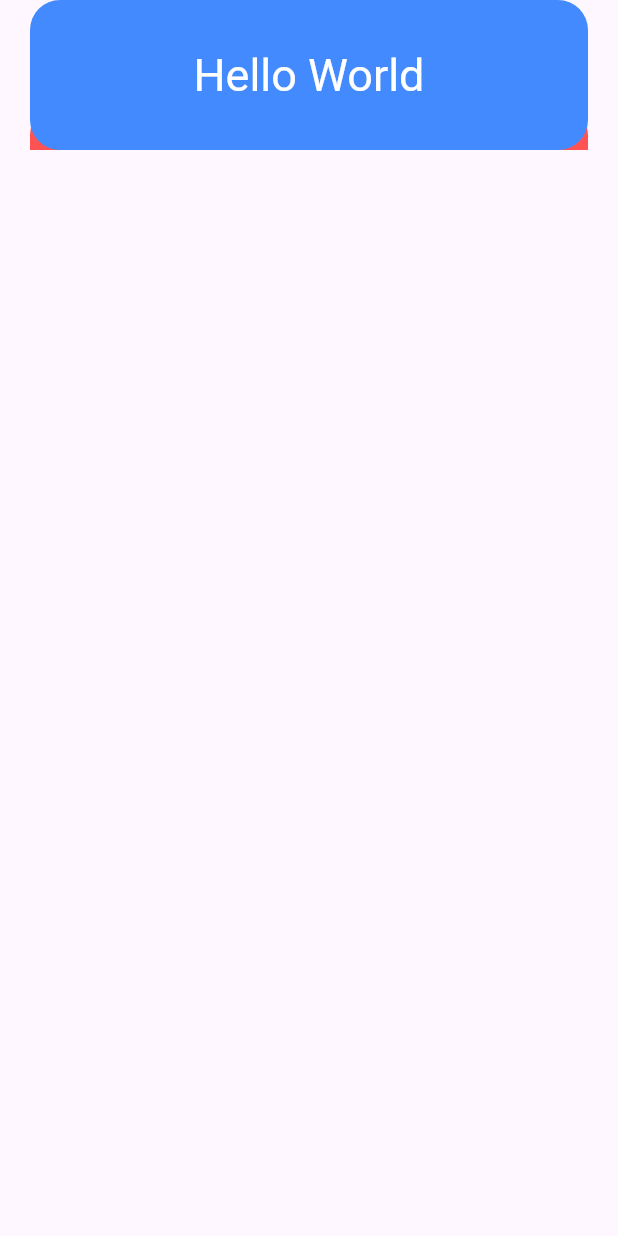
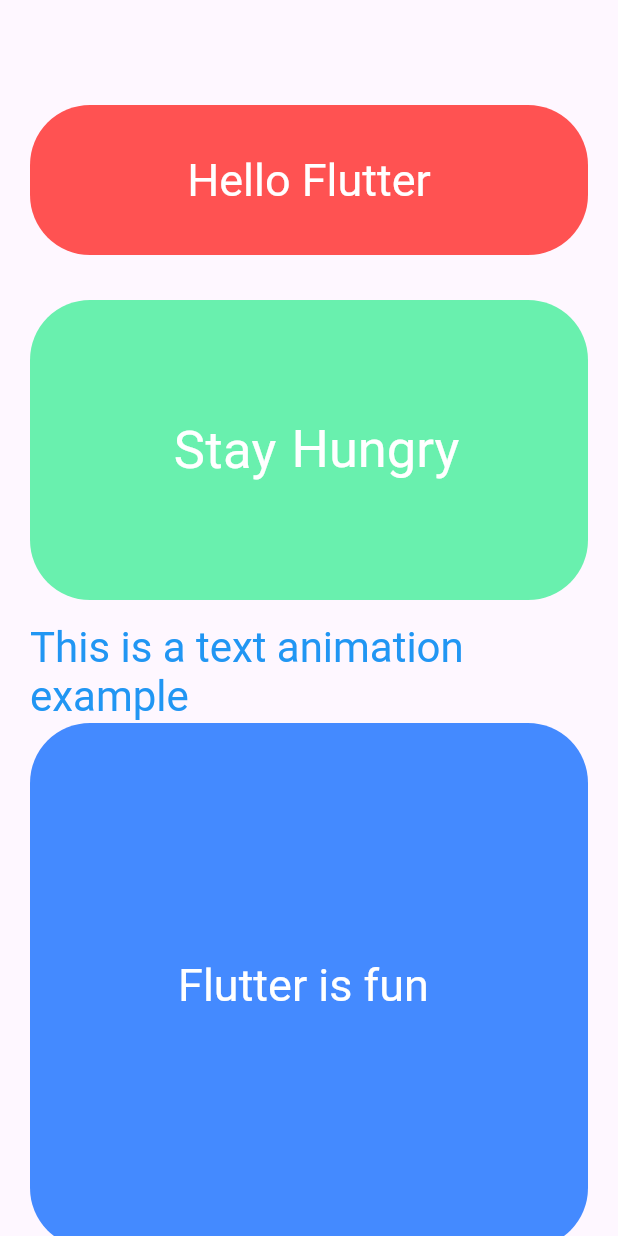
Before and after one commit to aadarshk7/text_animation, a Flutter app: the screen it shows after launch, on a phone screen of 412 x 824 dp. Run offline on Flutter 3.47's test engine with Material 3 defaults, Android fonts, the phone set to English and light mode, and no system bars; drawn by our look-alikes of animated_text_kit; Roboto replaces fonts that are missing (popin).

Commit message:
text_animation

```diff
--- a/lib/my_home_page.dart
+++ b/lib/my_home_page.dart
@@ -12,9 +12,18 @@
 
 class _MyHomePageState extends State<MyHomePage> {
   bool showanimation = false;
+  double top1 = 200;
+  double top2 = 400;
+  double left = 500;
+  bool type = false;
+
   @override
   void initState() {
-    Future.delayed(Duration(milliseconds: 5000), () {});
+    Future.delayed(Duration(milliseconds: 1000), () {
+      setState(() {
+        showanimation = true;
+      });
+    });
     super.initState();
   }
 
@@ -33,7 +42,7 @@
                 height: 100,
                 decoration: BoxDecoration(
                   color: Colors.redAccent,
-                  borderRadius: BorderRadius.circular(20),
+                  borderRadius: BorderRadius.circular(40),
                 ),
                 child: Center(
                   child: DefaultTextStyle(
@@ -45,26 +54,27 @@
                           repeatForever: false,
                           totalRepeatCount: 1,
                           animatedTexts: [
-                            RotateAnimatedText('Hello World', rotateOut: false),
+                            RotateAnimatedText('Hello Flutter',
+                                rotateOut: false),
                           ])),
                 ),
               ),
             ),
-            Positioned(
-              top: 200,
+            AnimatedPositioned(
+              duration: Duration(milliseconds: 500),
+              top: top1,
               left: 0,
               child: Container(
-                margin: const EdgeInsets.only(left: 20, right: 20),
+                margin: const EdgeInsets.only(left: 20, right: 20, top: 15),
                 width: width - 40,
                 child: DefaultTextStyle(
                     style: TextStyle(
-                        fontSize: 30, fontFamily: 'popin', color: Colors.blue),
+                        fontSize: 28, fontFamily: 'popin', color: Colors.blue),
                     child: AnimatedTextKit(
                         repeatForever: false,
                         totalRepeatCount: 1,
                         animatedTexts: [
-                          TyperAnimatedText(
-                              'This is a simple text animation example',
+                          TyperAnimatedText('This is a text animation example',
                               speed: const Duration(milliseconds: 100)),
                           TyperAnimatedText('Simple Animation Example',
                               speed: const Duration(milliseconds: 100)),
@@ -73,18 +83,76 @@
                         ])),
               ),
             ),
-            showanimationPositioned(
-              top: 400,
+            showanimation
+                ? AnimatedPositioned(
+                    duration: Duration(milliseconds: 500),
+                    top: top2,
                     width: width,
                     child: Container(
                         margin: const EdgeInsets.only(left: 20, right: 20),
+                        height: 200,
+                        decoration: BoxDecoration(
+                          color: Colors.greenAccent,
+                          borderRadius: BorderRadius.circular(40),
+                        ),
+                        child: Container(
+                          child: Center(
+                            child: Row(
+                              mainAxisSize: MainAxisSize.min,
+                              children: [
+                                const SizedBox(
+                                  width: 10,
                                   height: 100,
+                                ),
+                                const Text("Stay",
+                                    style: TextStyle(
+                                        fontSize: 35,
+                                        fontFamily: 'popin',
+                                        color: Colors.white)),
+                                const SizedBox(
+                                  width: 10,
+                                  height: 100,
+                                ),
+                                DefaultTextStyle(
+                                    style: const TextStyle(
+                                        fontSize: 35, color: Colors.white),
+                                    child: AnimatedTextKit(
+                                      onFinished: () {
+                                        setState(() {
+                                          top1 = 400;
+                                          top2 = 200;
+                                          left = 0;
+                                          type = true;
+                                        });
+                                      },
+                                      repeatForever: false,
+                                      totalRepeatCount: 1,
+                                      animatedTexts: [
+                                        RotateAnimatedText('Hungry'),
+                                        RotateAnimatedText('Foolish'),
+                                      ],
+                                    )),
+                              ],
+                            ),
+                          ),
+                        )),
+                  )
+                : Container(),
+            AnimatedPositioned(
+                duration: Duration(milliseconds: 500),
+                top: 450,
+                left: left,
+                child: Container(
+                  width: width - 40,
+                  height: 350,
+                  margin: const EdgeInsets.only(left: 20, right: 20, top: 32),
                   decoration: BoxDecoration(
                     color: Colors.blueAccent,
-                  borderRadius: BorderRadius.circular(20),
+                    borderRadius: BorderRadius.circular(40),
                   ),
                   child: Center(
-                  child: DefaultTextStyle(
+                      child: type
+                          ? DefaultTextStyle(
                               style: const TextStyle(
                                 fontSize: 30,
                                 color: Colors.white,
@@ -93,11 +161,26 @@
                                   repeatForever: false,
                                   totalRepeatCount: 1,
                                   animatedTexts: [
-                            RotateAnimatedText('Hello World', rotateOut: false),
-                          ])),
-                ),
-              ),
-            ),
+                                    TypewriterAnimatedText("Flutter is fun ",
+                                        curve: Curves.easeIn,
+                                        speed:
+                                            const Duration(milliseconds: 100)),
+                                    TypewriterAnimatedText("Fun is Flutter ",
+                                        curve: Curves.easeIn,
+                                        speed:
+                                            const Duration(milliseconds: 100)),
+                                    TypewriterAnimatedText("Developing is fun ",
+                                        curve: Curves.easeIn,
+                                        speed:
+                                            const Duration(milliseconds: 100)),
+                                    TypewriterAnimatedText(
+                                        "Flutter depends on dart ",
+                                        curve: Curves.easeIn,
+                                        speed:
+                                            const Duration(milliseconds: 100)),
+                                  ]))
+                          : Text("")),
+                ))
           ],
         ),
       ),
```
Lines whose indentation alone changed are shown as unchanged.
